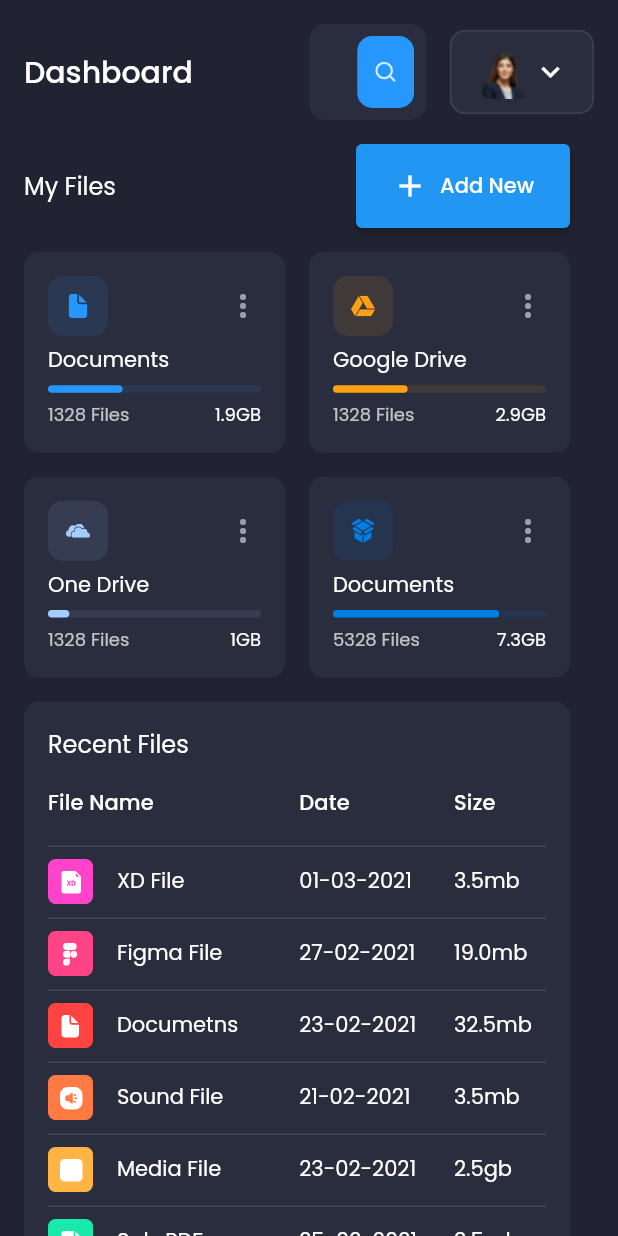
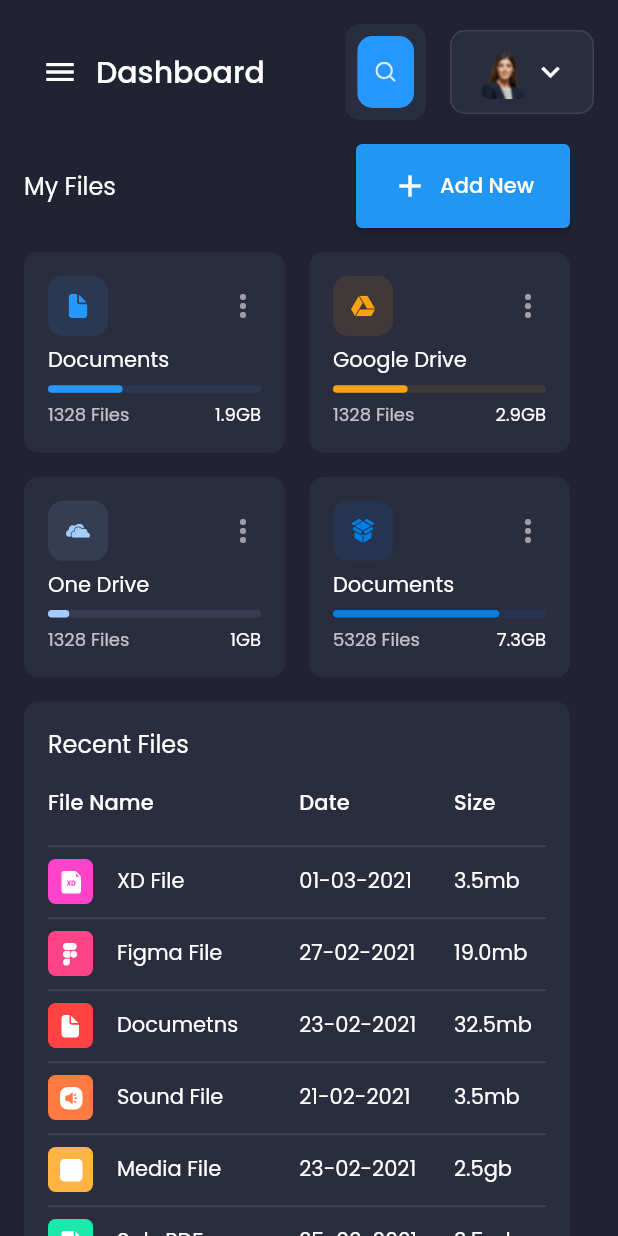
Before and after one commit to abuanwar072/Flutter-Responsive-UI, a Flutter app: the screen it shows after launch, on a phone screen of 412 x 824 dp. Run offline on Flutter 3.47's test engine with Material 2 defaults, Android fonts, the phone set to English and light mode, and no system bars; our stand-ins replace fl_chart, flutter_svg, google_fonts.

Commit message:
web done

```diff
--- a/lib/main.dart
+++ b/lib/main.dart
@@ -1,7 +1,9 @@
 import 'package:admin/constants.dart';
+import 'package:admin/controllers/MenuController.dart';
 import 'package:admin/screens/dashboard/dashboard_screen.dart';
 import 'package:flutter/material.dart';
 import 'package:google_fonts/google_fonts.dart';
+import 'package:provider/provider.dart';
 
 void main() {
   runApp(MyApp());
@@ -20,7 +22,14 @@ class MyApp extends StatelessWidget {
             .apply(bodyColor: Colors.white),
         canvasColor: secondaryColor,
       ),
-      home: DashboardScreen(),
+      home: MultiProvider(
+        providers: [
+          ChangeNotifierProvider<MenuController>(
+            create: (context) => MenuController(),
+          ),
+        ],
+        child: DashboardScreen(),
+      ),
     );
   }
 }
--- a/lib/screens/dashboard/components/header.dart
+++ b/lib/screens/dashboard/components/header.dart
@@ -1,6 +1,8 @@
+import 'package:admin/controllers/MenuController.dart';
 import 'package:admin/responsive.dart';
 import 'package:flutter/material.dart';
 import 'package:flutter_svg/flutter_svg.dart';
+import 'package:provider/src/provider.dart';
 
 import '../../../constants.dart';
 
@@ -13,6 +15,13 @@ class Header extends StatelessWidget {
   Widget build(BuildContext context) {
     return Row(
       children: [
+        if (!Responsive.isDesktop(context))
+          IconButton(
+            onPressed: () {
+              context.read<MenuController>().controlMenu();
+            },
+            icon: Icon(Icons.menu),
+          ),
         Text(
           "Dashboard",
           style: Theme.of(context).textTheme.headline6,
--- a/lib/screens/dashboard/dashboard_screen.dart
+++ b/lib/screens/dashboard/dashboard_screen.dart
@@ -1,6 +1,8 @@
+import 'package:admin/controllers/MenuController.dart';
 import 'package:admin/responsive.dart';
 import 'package:admin/screens/dashboard/components/side_menu.dart';
 import 'package:flutter/material.dart';
+import 'package:provider/src/provider.dart';
 
 import '../../constants.dart';
 import 'components/header.dart';
@@ -12,6 +14,8 @@ class DashboardScreen extends StatelessWidget {
   @override
   Widget build(BuildContext context) {
     return Scaffold(
+      key: context.read<MenuController>().scaffoldKey,
+      drawer: SideMenu(),
       body: SafeArea(
         child: Row(
           children: [
```
